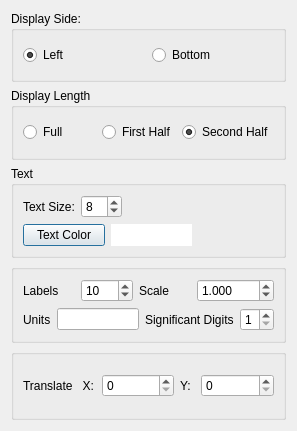
Before: the Qt Designer form src/Interface/Modules/Visualization/InterfaceWithOspray.ui in SCIInstitute/SCIRun, drawn with Qt 5.
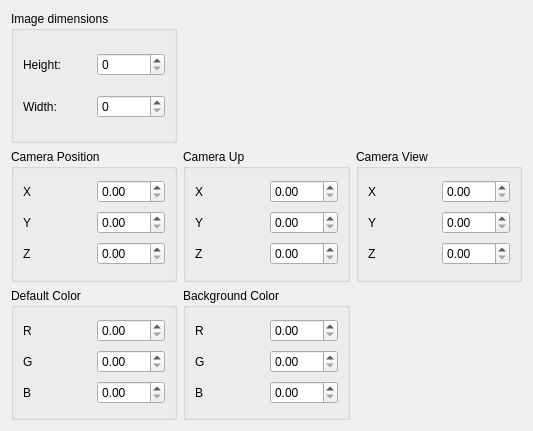
After: the same form once the commit is applied.

Commit message: Add simple GUI--not hooked up yet

Patch:
```diff
--- a/src/Interface/Modules/Visualization/InterfaceWithOspray.ui
+++ b/src/Interface/Modules/Visualization/InterfaceWithOspray.ui
@@ -6,7 +6,7 @@
    <rect>
     <x>0</x>
     <y>0</y>
-    <width>297</width>
+    <width>533</width>
     <height>431</height>
    </rect>
   </property>
@@ -18,307 +18,234 @@
   </property>
   <property name="minimumSize">
    <size>
-    <width>297</width>
+    <width>533</width>
     <height>431</height>
    </size>
   </property>
   <property name="windowTitle">
    <string>Dialog</string>
   </property>
-  <layout class="QVBoxLayout" name="verticalLayout_7">
-   <item>
+  <layout class="QGridLayout" name="gridLayout_7">
+   <item row="0" column="0">
+    <widget class="QGroupBox" name="groupBox_6">
+     <property name="title">
+      <string>Image dimensions</string>
+     </property>
+     <layout class="QGridLayout" name="gridLayout_6">
+      <item row="0" column="0">
+       <widget class="QLabel" name="label">
+        <property name="text">
+         <string>Height:</string>
+        </property>
+       </widget>
+      </item>
+      <item row="0" column="1">
+       <widget class="QSpinBox" name="spinBox"/>
+      </item>
+      <item row="1" column="0">
+       <widget class="QLabel" name="label_2">
+        <property name="text">
+         <string>Width:</string>
+        </property>
+       </widget>
+      </item>
+      <item row="1" column="1">
+       <widget class="QSpinBox" name="spinBox_2"/>
+      </item>
+     </layout>
+    </widget>
+   </item>
+   <item row="1" column="0">
     <widget class="QGroupBox" name="groupBox">
      <property name="title">
-      <string>Display Side:</string>
+      <string>Camera Position</string>
      </property>
-     <layout class="QVBoxLayout" name="verticalLayout">
-      <item>
-       <layout class="QHBoxLayout" name="horizontalLayout">
-        <item>
-         <widget class="QRadioButton" name="leftRadioButton_">
-          <property name="text">
-           <string>Left</string>
-          </property>
-          <property name="checked">
-           <bool>true</bool>
-          </property>
-         </widget>
-        </item>
-        <item>
-         <widget class="QRadioButton" name="bottomRadioButton_">
-          <property name="text">
-           <string>Bottom</string>
-          </property>
-         </widget>
-        </item>
-       </layout>
+     <layout class="QGridLayout" name="gridLayout">
+      <item row="0" column="0">
+       <widget class="QLabel" name="label_3">
+        <property name="text">
+         <string>X</string>
+        </property>
+       </widget>
+      </item>
+      <item row="0" column="1">
+       <widget class="QDoubleSpinBox" name="doubleSpinBox"/>
+      </item>
+      <item row="1" column="0">
+       <widget class="QLabel" name="label_4">
+        <property name="text">
+         <string>Y</string>
+        </property>
+       </widget>
+      </item>
+      <item row="1" column="1">
+       <widget class="QDoubleSpinBox" name="doubleSpinBox_2"/>
+      </item>
+      <item row="2" column="0">
+       <widget class="QLabel" name="label_5">
+        <property name="text">
+         <string>Z</string>
+        </property>
+       </widget>
+      </item>
+      <item row="2" column="1">
+       <widget class="QDoubleSpinBox" name="doubleSpinBox_3"/>
       </item>
      </layout>
     </widget>
    </item>
-   <item>
+   <item row="1" column="1">
     <widget class="QGroupBox" name="groupBox_2">
      <property name="title">
-      <string>Display Length</string>
+      <string>Camera Up</string>
      </property>
-     <layout class="QVBoxLayout" name="verticalLayout_2">
-      <item>
-       <layout class="QHBoxLayout" name="horizontalLayout_2">
-        <item>
-         <widget class="QRadioButton" name="fullRadioButton_">
-          <property name="text">
-           <string>Full</string>
-          </property>
-         </widget>
-        </item>
-        <item>
-         <widget class="QRadioButton" name="firstHalfRadioButton_">
-          <property name="text">
-           <string>First Half</string>
-          </property>
-          <property name="checked">
-           <bool>false</bool>
-          </property>
-         </widget>
-        </item>
-        <item>
-         <widget class="QRadioButton" name="secondHalfRadioButton_">
-          <property name="text">
-           <string>Second Half</string>
-          </property>
-          <property name="checked">
-           <bool>true</bool>
-          </property>
-         </widget>
-        </item>
-       </layout>
+     <layout class="QGridLayout" name="gridLayout_2">
+      <item row="0" column="0">
+       <widget class="QLabel" name="label_6">
+        <property name="text">
+         <string>X</string>
+        </property>
+       </widget>
+      </item>
+      <item row="0" column="1">
+       <widget class="QDoubleSpinBox" name="doubleSpinBox_4"/>
+      </item>
+      <item row="1" column="0">
+       <widget class="QLabel" name="label_7">
+        <property name="text">
+         <string>Y</string>
+        </property>
+       </widget>
+      </item>
+      <item row="1" column="1">
+       <widget class="QDoubleSpinBox" name="doubleSpinBox_5"/>
+      </item>
+      <item row="2" column="0">
+       <widget class="QLabel" name="label_8">
+        <property name="text">
+         <string>Z</string>
+        </property>
+       </widget>
+      </item>
+      <item row="2" column="1">
+       <widget class="QDoubleSpinBox" name="doubleSpinBox_6"/>
       </item>
      </layout>
     </widget>
    </item>
-   <item>
+   <item row="1" column="2">
     <widget class="QGroupBox" name="groupBox_3">
-     <property name="enabled">
-      <bool>true</bool>
-     </property>
      <property name="title">
-      <string>Text </string>
+      <string>Camera View</string>
      </property>
-     <layout class="QVBoxLayout" name="verticalLayout_3">
-      <item>
-       <layout class="QHBoxLayout" name="horizontalLayout_8">
-        <item>
-         <widget class="QLabel" name="label_7">
-          <property name="text">
-           <string>Text Size:</string>
-          </property>
-         </widget>
-        </item>
-        <item>
-         <widget class="QSpinBox" name="textSizeSpinner_">
-          <property name="minimum">
-           <number>1</number>
-          </property>
-          <property name="value">
-           <number>8</number>
-          </property>
-         </widget>
-        </item>
-        <item>
-         <spacer name="horizontalSpacer_2">
-          <property name="orientation">
-           <enum>Qt::Horizontal</enum>
-          </property>
-          <property name="sizeHint" stdset="0">
-           <size>
-            <width>40</width>
-            <height>20</height>
-           </size>
-          </property>
-         </spacer>
-        </item>
-       </layout>
+     <layout class="QGridLayout" name="gridLayout_3">
+      <item row="0" column="0">
+       <widget class="QLabel" name="label_9">
+        <property name="text">
+         <string>X</string>
+        </property>
+       </widget>
       </item>
-      <item>
-       <layout class="QHBoxLayout" name="horizontalLayout_4" stretch="1,1,1">
-        <item>
-         <widget class="QPushButton" name="textColorPushButton_">
-          <property name="text">
-           <string>Text Color</string>
-          </property>
-         </widget>
-        </item>
-        <item>
-         <widget class="QLabel" name="textColorDisplayLabel_">
-          <property name="autoFillBackground">
-           <bool>false</bool>
-          </property>
-          <property name="styleSheet">
-           <string notr="true">background-color: white;</string>
-          </property>
-          <property name="text">
-           <string/>
-          </property>
-         </widget>
-        </item>
-        <item>
-         <spacer name="horizontalSpacer">
-          <property name="orientation">
-           <enum>Qt::Horizontal</enum>
-          </property>
-          <property name="sizeHint" stdset="0">
-           <size>
-            <width>40</width>
-            <height>20</height>
-           </size>
-          </property>
-         </spacer>
-        </item>
-       </layout>
+      <item row="0" column="1">
+       <widget class="QDoubleSpinBox" name="doubleSpinBox_7"/>
+      </item>
+      <item row="1" column="0">
+       <widget class="QLabel" name="label_10">
+        <property name="text">
+         <string>Y</string>
+        </property>
+       </widget>
+      </item>
+      <item row="1" column="1">
+       <widget class="QDoubleSpinBox" name="doubleSpinBox_8"/>
+      </item>
+      <item row="2" column="0">
+       <widget class="QLabel" name="label_11">
+        <property name="text">
+         <string>Z</string>
+        </property>
+       </widget>
+      </item>
+      <item row="2" column="1">
+       <widget class="QDoubleSpinBox" name="doubleSpinBox_9"/>
       </item>
      </layout>
     </widget>
    </item>
-   <item>
+   <item row="2" column="0">
     <widget class="QGroupBox" name="groupBox_4">
-     <property name="enabled">
-      <bool>true</bool>
-     </property>
      <property name="title">
-      <string/>
+      <string>Default Color</string>
      </property>
-     <layout class="QVBoxLayout" name="verticalLayout_5">
-      <item>
-       <layout class="QVBoxLayout" name="verticalLayout_4">
-        <item>
-         <layout class="QHBoxLayout" name="horizontalLayout_5">
-          <item>
-           <widget class="QLabel" name="label">
-            <property name="text">
-             <string>Labels</string>
-            </property>
-           </widget>
-          </item>
-          <item>
-           <widget class="QSpinBox" name="ticksSpinner_">
-            <property name="minimum">
-             <number>2</number>
-            </property>
-            <property name="value">
-             <number>10</number>
-            </property>
-           </widget>
-          </item>
-          <item>
-           <widget class="QLabel" name="label_3">
-            <property name="text">
-             <string>Scale</string>
-            </property>
-           </widget>
-          </item>
-          <item>
-           <widget class="QDoubleSpinBox" name="scaleSpinner_">
-            <property name="decimals">
-             <number>3</number>
-            </property>
-            <property name="minimum">
-             <double>0.001000000000000</double>
-            </property>
-            <property name="maximum">
-             <double>1000.000000000000000</double>
-            </property>
-            <property name="singleStep">
-             <double>1.000000000000000</double>
-            </property>
-            <property name="value">
-             <double>1.000000000000000</double>
-            </property>
-           </widget>
-          </item>
-         </layout>
-        </item>
-        <item>
-         <layout class="QHBoxLayout" name="horizontalLayout_6">
-          <item>
-           <widget class="QLabel" name="label_2">
-            <property name="text">
-             <string>Units</string>
-            </property>
-           </widget>
-          </item>
-          <item>
-           <widget class="QLineEdit" name="unitsText_"/>
-          </item>
-          <item>
-           <widget class="QLabel" name="label_4">
-            <property name="text">
-             <string>Significant Digits</string>
-            </property>
-           </widget>
-          </item>
-          <item>
-           <widget class="QSpinBox" name="sigDigitsSpinner_">
-            <property name="minimum">
-             <number>1</number>
-            </property>
-            <property name="maximum">
-             <number>8</number>
-            </property>
-           </widget>
-          </item>
-         </layout>
-        </item>
-       </layout>
+     <layout class="QGridLayout" name="gridLayout_4">
+      <item row="0" column="0">
+       <widget class="QLabel" name="label_12">
+        <property name="text">
+         <string>R</string>
+        </property>
+       </widget>
+      </item>
+      <item row="0" column="1">
+       <widget class="QDoubleSpinBox" name="doubleSpinBox_10"/>
+      </item>
+      <item row="1" column="0">
+       <widget class="QLabel" name="label_13">
+        <property name="text">
+         <string>G</string>
+        </property>
+       </widget>
+      </item>
+      <item row="1" column="1">
+       <widget class="QDoubleSpinBox" name="doubleSpinBox_11"/>
+      </item>
+      <item row="2" column="0">
+       <widget class="QLabel" name="label_14">
+        <property name="text">
+         <string>B</string>
+        </property>
+       </widget>
+      </item>
+      <item row="2" column="1">
+       <widget class="QDoubleSpinBox" name="doubleSpinBox_12"/>
       </item>
      </layout>
     </widget>
    </item>
-   <item>
+   <item row="2" column="1">
     <widget class="QGroupBox" name="groupBox_5">
      <property name="title">
-      <string/>
+      <string>Background Color</string>
      </property>
-     <layout class="QVBoxLayout" name="verticalLayout_6">
-      <item>
-       <layout class="QHBoxLayout" name="horizontalLayout_7">
-        <property name="bottomMargin">
-         <number>0</number>
+     <layout class="QGridLayout" name="gridLayout_5">
+      <item row="0" column="0">
+       <widget class="QLabel" name="label_15">
+        <property name="text">
+         <string>R</string>
         </property>
-        <item>
-         <widget class="QLabel" name="label_5">
-          <property name="text">
-           <string>Translate   X:</string>
-          </property>
-         </widget>
-        </item>
-        <item>
-         <widget class="QSpinBox" name="xTranslationSpin_">
-          <property name="maximum">
-           <number>100</number>
-          </property>
-         </widget>
-        </item>
-        <item>
-         <widget class="QLabel" name="label_6">
-          <property name="maximumSize">
-           <size>
-            <width>15</width>
-            <height>16777215</height>
-           </size>
-          </property>
-          <property name="text">
-           <string>Y:</string>
-          </property>
-         </widget>
-        </item>
-        <item>
-         <widget class="QSpinBox" name="yTranslationSpin_">
-          <property name="maximum">
-           <number>100</number>
-          </property>
-         </widget>
-        </item>
-       </layout>
+       </widget>
+      </item>
+      <item row="0" column="1">
+       <widget class="QDoubleSpinBox" name="doubleSpinBox_13"/>
+      </item>
+      <item row="1" column="0">
+       <widget class="QLabel" name="label_16">
+        <property name="text">
+         <string>G</string>
+        </property>
+       </widget>
+      </item>
+      <item row="1" column="1">
+       <widget class="QDoubleSpinBox" name="doubleSpinBox_14"/>
+      </item>
+      <item row="2" column="0">
+       <widget class="QLabel" name="label_17">
+        <property name="text">
+         <string>B</string>
+        </property>
+       </widget>
+      </item>
+      <item row="2" column="1">
+       <widget class="QDoubleSpinBox" name="doubleSpinBox_15"/>
       </item>
      </layout>
     </widget>
```
The commit also changes 2 other files.
